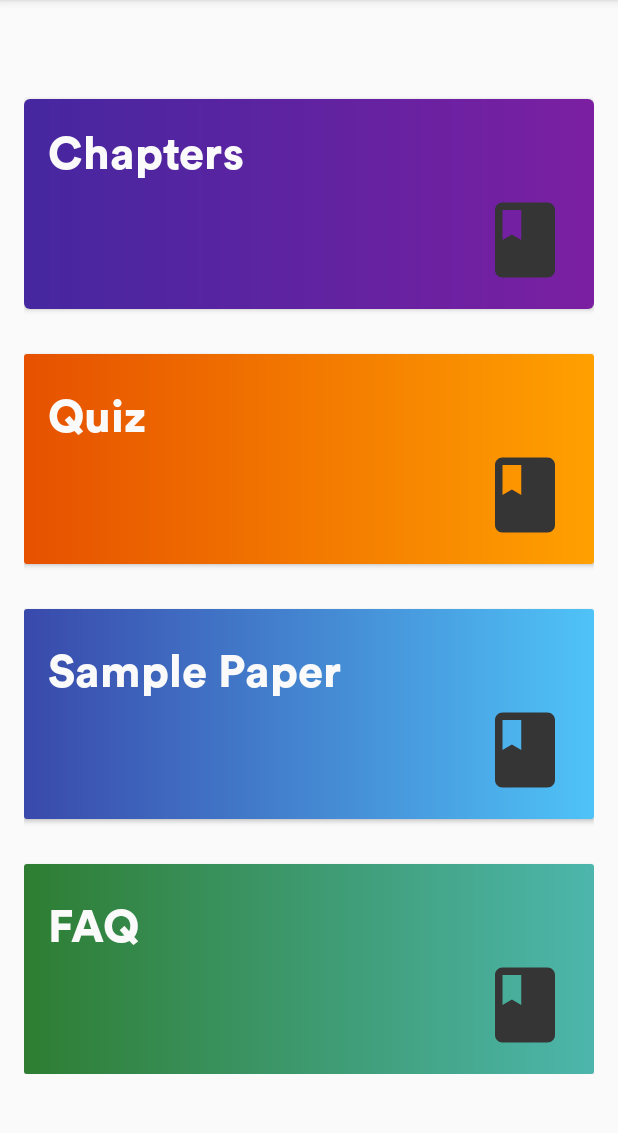
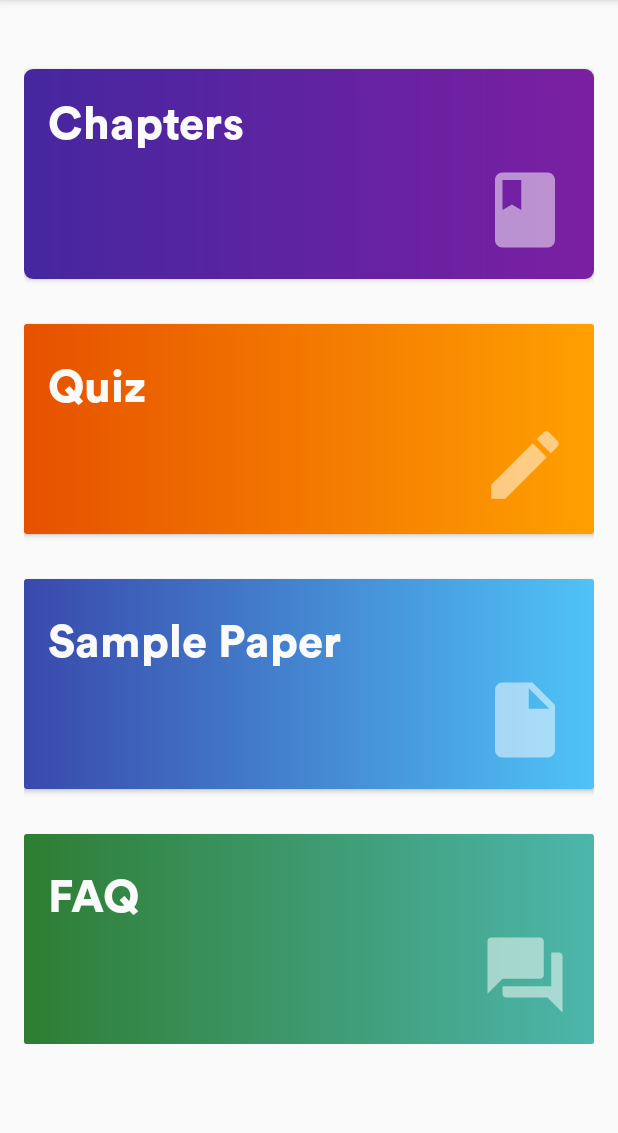
Before and after one commit to stanlo-icnhs/ResearchGo, an Android app: the screen it shows after launch (MainActivity), on a phone screen of 412 x 824 dp, the part 84-1217 px from its top. Run offline under Robolectric (Android 15) with nearby library versions, the phone set to English and light mode, and no system bars.

Commit message:
Translucent Icons

```diff
--- /dev/null
+++ b/app/src/main/res/drawable/ic_book_transcluent.xml
@@ -0,0 +1,5 @@
+<vector android:alpha="0.51" android:height="24dp"
+    android:tint="#FFFFFF" android:viewportHeight="24.0"
+    android:viewportWidth="24.0" android:width="24dp" xmlns:android="http://schemas.android.com/apk/res/android">
+    <path android:fillColor="#FF000000" android:pathData="M18,2H6c-1.1,0 -2,0.9 -2,2v16c0,1.1 0.9,2 2,2h12c1.1,0 2,-0.9 2,-2V4c0,-1.1 -0.9,-2 -2,-2zM6,4h5v8l-2.5,-1.5L6,12V4z"/>
+</vector>
--- /dev/null
+++ b/app/src/main/res/drawable/ic_faq_translucent.xml
@@ -0,0 +1,5 @@
+<vector android:alpha="0.51" android:height="24dp"
+    android:tint="#FFFFFF" android:viewportHeight="24.0"
+    android:viewportWidth="24.0" android:width="24dp" xmlns:android="http://schemas.android.com/apk/res/android">
+    <path android:fillColor="#FF000000" android:pathData="M21,6h-2v9L6,15v2c0,0.55 0.45,1 1,1h11l4,4L22,7c0,-0.55 -0.45,-1 -1,-1zM17,12L17,3c0,-0.55 -0.45,-1 -1,-1L3,2c-0.55,0 -1,0.45 -1,1v14l4,-4h10c0.55,0 1,-0.45 1,-1z"/>
+</vector>
--- /dev/null
+++ b/app/src/main/res/drawable/ic_quiz_translucent.xml
@@ -0,0 +1,5 @@
+<vector android:alpha="0.51" android:height="24dp"
+    android:tint="#FFFFFF" android:viewportHeight="24.0"
+    android:viewportWidth="24.0" android:width="24dp" xmlns:android="http://schemas.android.com/apk/res/android">
+    <path android:fillColor="#FF000000" android:pathData="M3,17.25V21h3.75L17.81,9.94l-3.75,-3.75L3,17.25zM20.71,7.04c0.39,-0.39 0.39,-1.02 0,-1.41l-2.34,-2.34c-0.39,-0.39 -1.02,-0.39 -1.41,0l-1.83,1.83 3.75,3.75 1.83,-1.83z"/>
+</vector>
--- /dev/null
+++ b/app/src/main/res/drawable/ic_sample_paper_translucent.xml
@@ -0,0 +1,5 @@
+<vector android:alpha="0.51" android:height="24dp"
+    android:tint="#FFFFFF" android:viewportHeight="24.0"
+    android:viewportWidth="24.0" android:width="24dp" xmlns:android="http://schemas.android.com/apk/res/android">
+    <path android:fillColor="#FF000000" android:pathData="M6,2c-1.1,0 -1.99,0.9 -1.99,2L4,20c0,1.1 0.89,2 1.99,2L18,22c1.1,0 2,-0.9 2,-2L20,8l-6,-6L6,2zM13,9L13,3.5L18.5,9L13,9z"/>
+</vector>
--- a/app/src/main/res/layout/activity_main.xml
+++ b/app/src/main/res/layout/activity_main.xml
@@ -15,7 +15,7 @@
     <LinearLayout
         android:layout_width="match_parent"
         android:orientation="vertical"
-        android:layout_marginTop="30dp"
+        android:layout_marginTop="10dp"
         android:layout_height="140dp">
 
         <androidx.cardview.widget.CardView
@@ -24,7 +24,7 @@
             android:layout_height="140dp"
             android:layout_marginTop="20dp"
             android:foreground="?android:attr/selectableItemBackground"
-            app:cardCornerRadius="4dp">
+            app:cardCornerRadius="6dp">
 
             <RelativeLayout
                 android:layout_width="match_parent"
@@ -40,7 +40,7 @@
                     android:layout_height="60dp"
                     android:layout_alignParentRight="true"
                     android:layout_alignParentBottom="true"
-                    app:srcCompat="@drawable/ic_book" />
+                    app:srcCompat="@drawable/ic_book_transcluent" />
 
                 <TextView
                     android:id="@+id/cardview_list_title"
@@ -50,8 +50,8 @@
                     android:layout_toRightOf="@+id/cardview_image4"
                     android:fontFamily="@font/circular_std_black"
                     android:paddingBottom="5dp"
+                    android:text="Chapters"
                     android:textColor="#fafafa"
-                    android:text="Chapters"
                     android:textSize="30sp" />
 
             </RelativeLayout>
@@ -69,13 +69,14 @@
                 android:layout_height="140dp"
                 android:background="@drawable/quizzes_gradient_orange"
                 android:padding="16dp">
+
                 <ImageView
                     android:id="@+id/imageView4"
                     android:layout_width="60dp"
                     android:layout_height="60dp"
                     android:layout_alignParentRight="true"
                     android:layout_alignParentBottom="true"
-                    app:srcCompat="@drawable/ic_book" />
+                    app:srcCompat="@drawable/ic_quiz_translucent" />
 
                 <TextView
                     android:id="@+id/cardview_list_title1"
@@ -113,7 +114,7 @@
                     android:layout_height="60dp"
                     android:layout_alignParentRight="true"
                     android:layout_alignParentBottom="true"
-                    app:srcCompat="@drawable/ic_book" />
+                    app:srcCompat="@drawable/ic_sample_paper_translucent" />
 
                 <TextView
                     android:id="@+id/cardview_list_title3"
@@ -152,7 +153,7 @@
                     android:layout_height="60dp"
                     android:layout_alignParentRight="true"
                     android:layout_alignParentBottom="true"
-                    app:srcCompat="@drawable/ic_book" />
+                    app:srcCompat="@drawable/ic_faq_translucent" />
 
                 <TextView
                     android:id="@+id/cardview_list_title4"
```
Also changed, not shown: app/src/main/res/drawable/ic_gamepad.xml (deleted, +0 -9 lines), app/src/main/res/drawable/ic_sample_paper.xml (deleted, +0 -9 lines).
